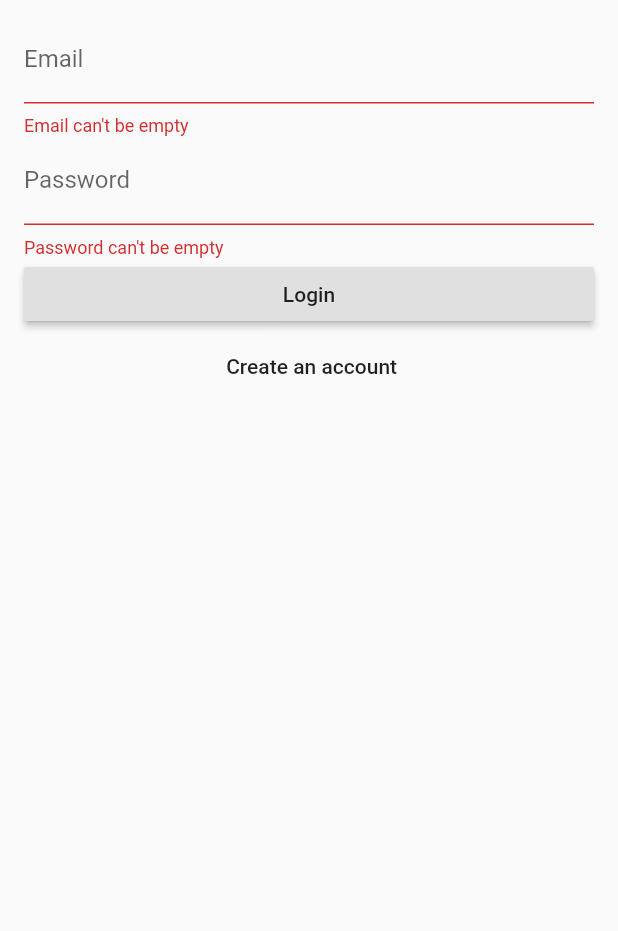
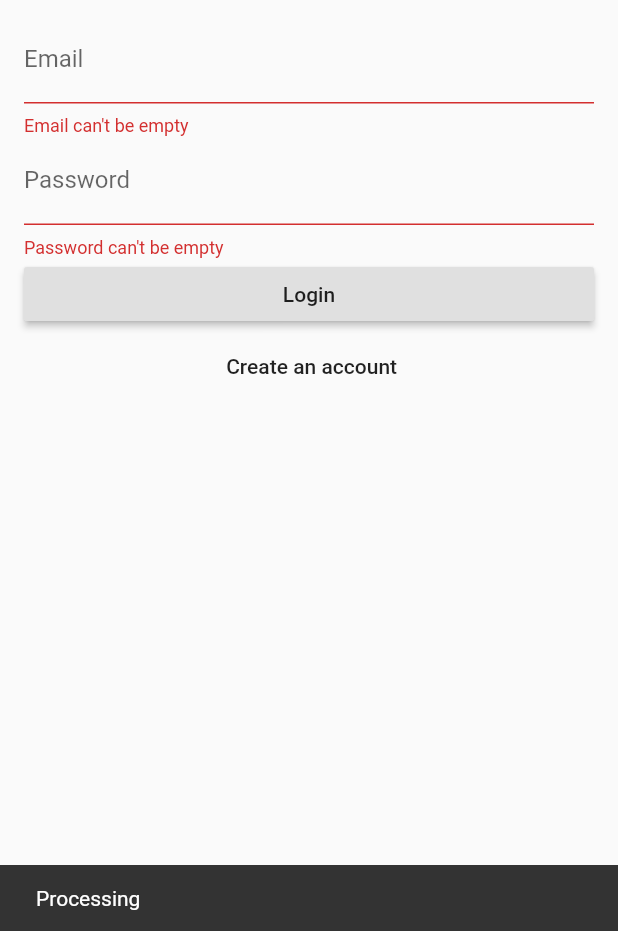
Before and after one commit to Digital-Vault/GroceryApp, a Flutter app: the screen it shows after launch, after a tap on "Login", on a phone screen of 412 x 824 dp, the part 305-1236 px from its top. Run offline on Flutter 3.47's test engine with Material 2 defaults, Android fonts, the phone set to English and light mode, and no system bars; our stand-ins replace firebase_auth, rxdart; accounts and stored records are empty.

Commit message:
Add snackbar for login page
Add a snackbar so users know that we are processing
their login.

```diff
--- a/lib/login_page.dart
+++ b/lib/login_page.dart
@@ -28,7 +28,7 @@ class _LoginPageState extends State<loginPage> {
     }
   }
 
-  void validateAndSubmit() async {
+  void validateAndSubmit(BuildContext context) async {
 
     if(validateAndSave()){
     try{
@@ -66,18 +66,19 @@ class _LoginPageState extends State<loginPage> {
   Widget build(BuildContext context) {
     return Scaffold(
         resizeToAvoidBottomPadding: false,
-        body:  Container(
+        body: Builder(
+          builder: (context) =>
+              Container(
                   padding: EdgeInsets.all(16.0),
                   child: Form(
                       key: formKey,
                       child:  Column(
                         crossAxisAlignment: CrossAxisAlignment.stretch,
                         children:
-                  buildInputs()+ buildSubmitButtons(),
-
-
+                        buildInputs()+ buildSubmitButtons(context),
                       )
                   )
+              ),
         )
     );
   }
@@ -108,12 +109,19 @@ class _LoginPageState extends State<loginPage> {
     ];
   }
 
-  List<Widget> buildSubmitButtons() {
+  List<Widget> buildSubmitButtons(BuildContext context) {
     if (_formType == FormType.login){
       return [
         RaisedButton(
           child: Text('Login'),
-          onPressed: validateAndSubmit,
+          onPressed: () {
+            validateAndSubmit(context);
+            Scaffold.of(context).showSnackBar(SnackBar(
+                content: Text('Processing'),
+                duration: Duration(seconds: 1)
+            )
+            );
+          }
 
         ),
         FlatButton(
@@ -125,7 +133,10 @@ class _LoginPageState extends State<loginPage> {
       return [
         RaisedButton(
           child: Text('Create an account'),
-          onPressed: validateAndSubmit,
+          onPressed:() {
+
+            validateAndSubmit(context);
+          }
         ),
         FlatButton(
           child: Text('Have an account? Login'),
--- a/pubspec.yaml
+++ b/pubspec.yaml
@@ -47,8 +47,7 @@ flutter:
   # the material Icons class.
   uses-material-design: true
   # To add assets to your application, add an assets section, like this:
-  assets:
-    - assets/
+  # assets:
   #  - images/a_dot_burr.jpeg
   #  - images/a_dot_ham.jpeg
 
```
Lines whose indentation alone changed are shown as unchanged.
